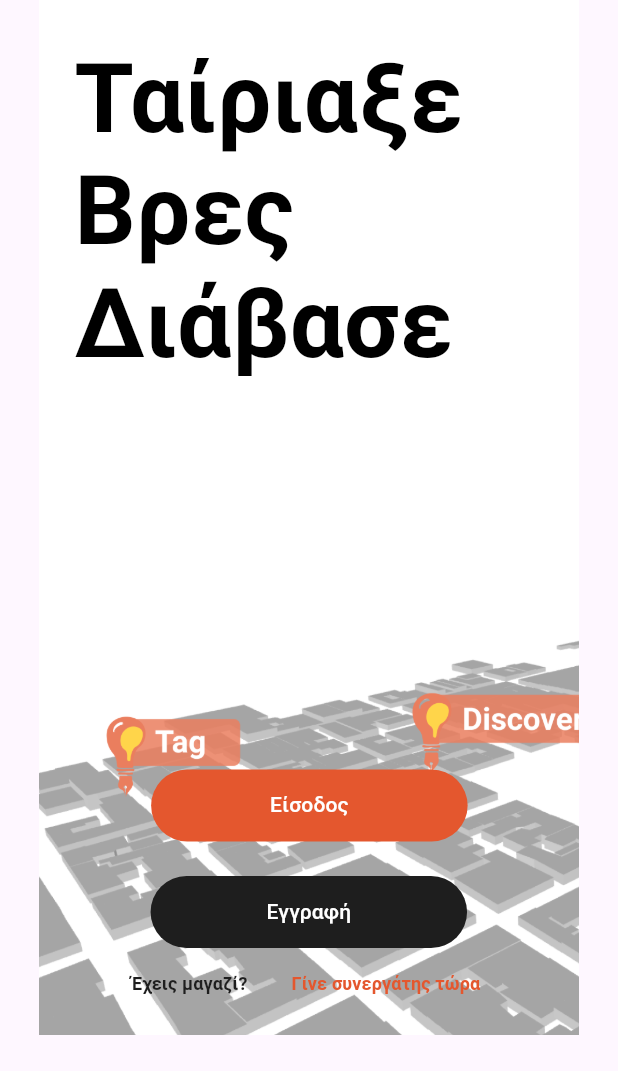
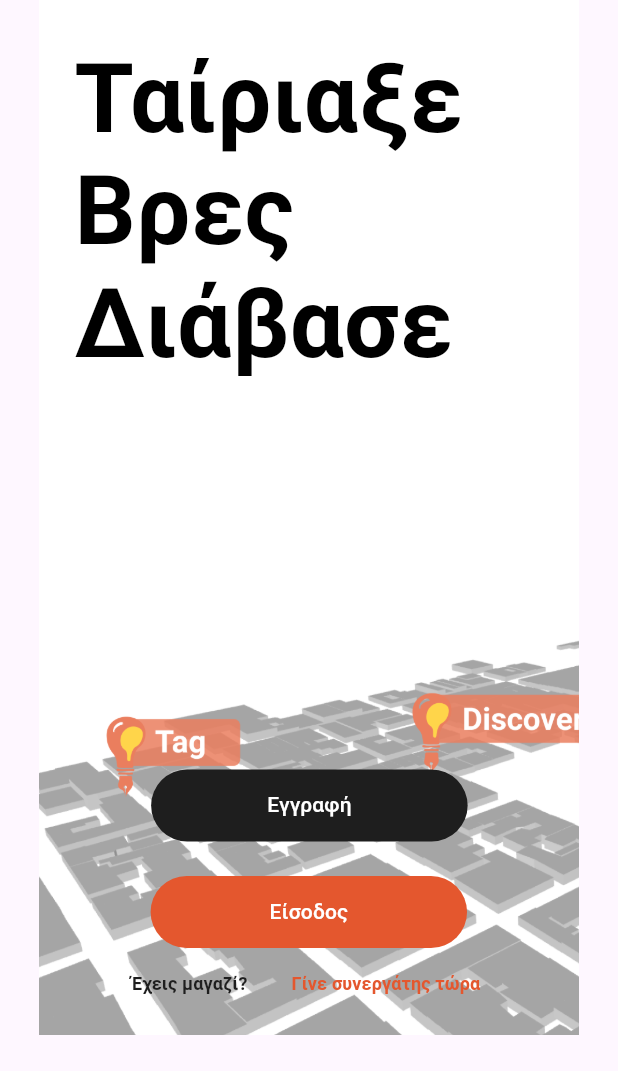
Before and after one commit to NickMavrias/TL, a Flutter app: the screen it shows after launch, on a phone screen of 412 x 824 dp, the part 165-1236 px from its top. Run offline on Flutter 3.47's test engine with Material 3 defaults, Android fonts, the phone set to English and light mode, and no system bars; our stand-ins replace flutter_svg.

Commit message:
Switched buttons

```diff
--- a/Code/eureka/lib/main.dart
+++ b/Code/eureka/lib/main.dart
@@ -125,14 +125,14 @@ class AndroidLarge4 extends StatelessWidget {
                         height: 48,
                         clipBehavior: Clip.antiAlias,
                         decoration: ShapeDecoration(
-                          color: Color(0xFF1E1E1E),
+                          color: Color(0xFFE4572E),
                           shape: RoundedRectangleBorder(
                             borderRadius: BorderRadius.circular(100),
                           ),
                         ),
                         child: Center(
                           child: Text(
-                            'Εγγραφή',
+                            'Είσοδος',
                             style: TextStyle(
                               color: Colors.white,
                               fontSize: 14,
@@ -196,14 +196,14 @@ class AndroidLarge4 extends StatelessWidget {
                       height: 48,
                       clipBehavior: Clip.antiAlias,
                       decoration: ShapeDecoration(
-                        color: Color(0xFFE4572E),
+                        color: Color(0xFF1E1E1E),
                         shape: RoundedRectangleBorder(
                           borderRadius: BorderRadius.circular(100),
                         ),
                       ),
                       child: Center(
                         child: Text(
-                          'Είσοδος',
+                          'Εγγραφή',
                           style: TextStyle(
                             color: Colors.white,
                             fontSize: 14,
```
Also changed, not shown: 4 other files.
